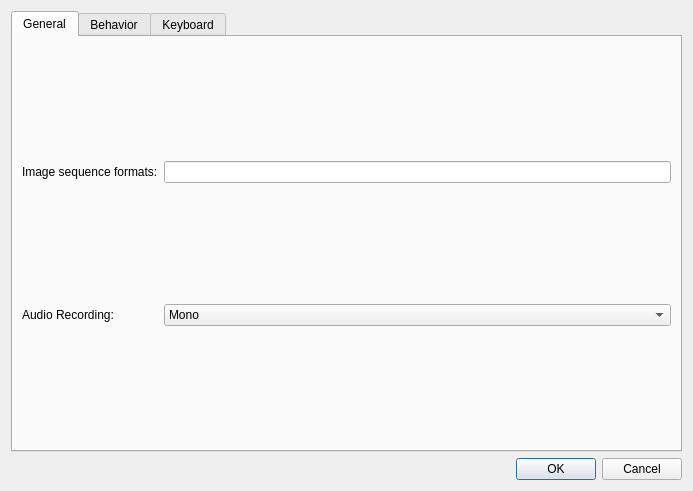
olive-editor/olive, file dialogs/preferencesdialog.ui: the form before one commit.
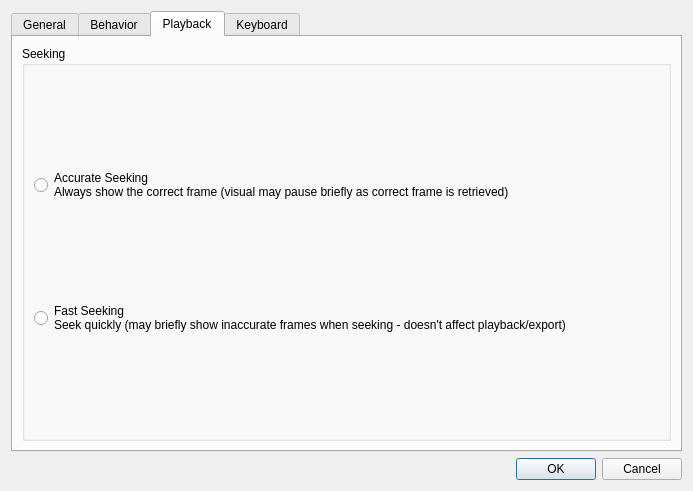
The form after the commit.

Commit message: added setting for fast seeking

What changed in the file:
```diff
--- a/dialogs/preferencesdialog.ui
+++ b/dialogs/preferencesdialog.ui
@@ -17,7 +17,7 @@
    <item>
     <widget class="QTabWidget" name="tabWidget">
      <property name="currentIndex">
-      <number>0</number>
+      <number>2</number>
      </property>
      <widget class="QWidget" name="tab">
       <attribute name="title">
@@ -62,6 +62,38 @@
        <string>Behavior</string>
       </attribute>
      </widget>
+     <widget class="QWidget" name="tab_4">
+      <attribute name="title">
+       <string>Playback</string>
+      </attribute>
+      <layout class="QVBoxLayout" name="verticalLayout_2">
+       <item>
+        <widget class="QGroupBox" name="groupBox">
+         <property name="title">
+          <string>Seeking</string>
+         </property>
+         <layout class="QVBoxLayout" name="verticalLayout_3">
+          <item>
+           <widget class="QRadioButton" name="accurateSeekButton">
+            <property name="text">
+             <string>Accurate Seeking
+Always show the correct frame (visual may pause briefly as correct frame is retrieved)</string>
+            </property>
+           </widget>
+          </item>
+          <item>
+           <widget class="QRadioButton" name="fastSeekButton">
+            <property name="text">
+             <string>Fast Seeking
+Seek quickly (may briefly show inaccurate frames when seeking - doesn't affect playback/export)</string>
+            </property>
+           </widget>
+          </item>
+         </layout>
+        </widget>
+       </item>
+      </layout>
+     </widget>
      <widget class="QWidget" name="tab_3">
       <attribute name="title">
        <string>Keyboard</string>
```
The commit also changes 4 other files.
